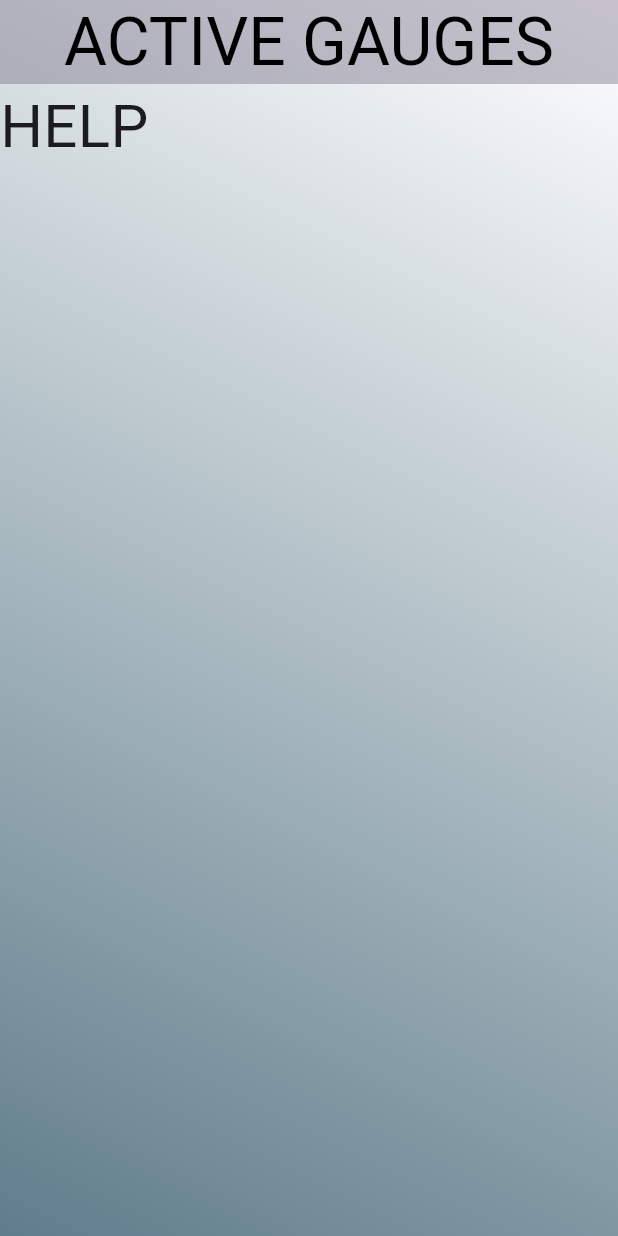
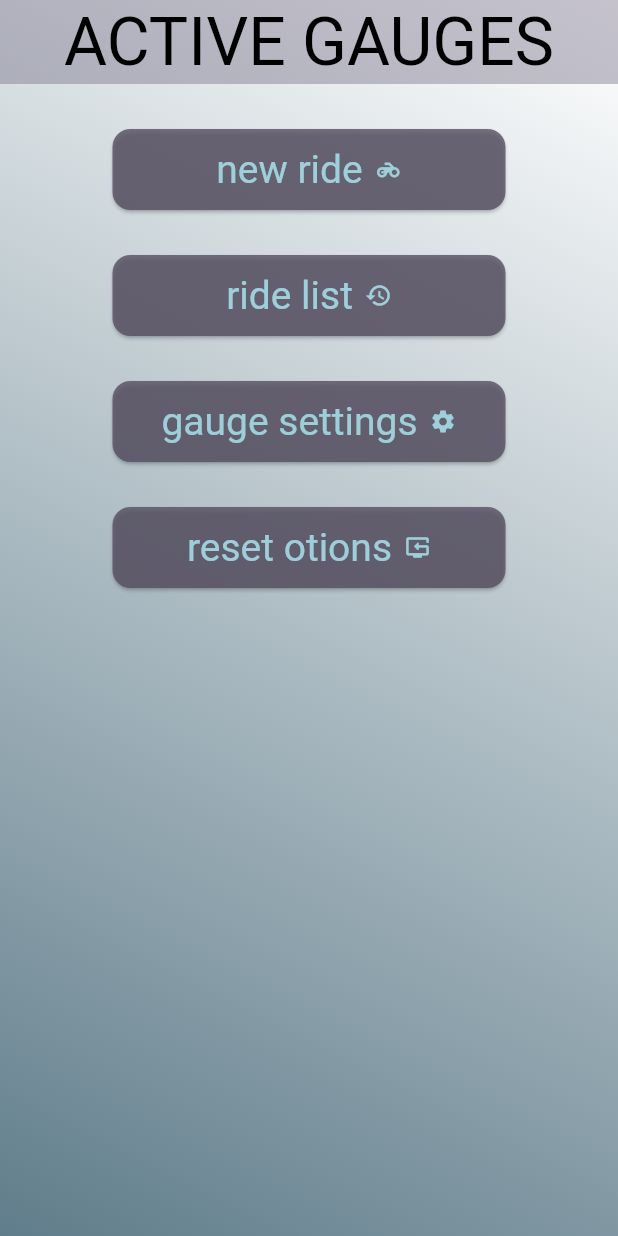
Before and after one commit to ImposterCoder42/Lean-Indicator, a Flutter app: the screen it shows after launch, on a phone screen of 412 x 824 dp. Run offline on Flutter 3.47's test engine with Material 3 defaults, Android fonts, the phone set to English and light mode, and no system bars; Roboto replaces fonts that are missing (Marty); project files that could hold a hidden picture were left out.

Commit message:
new pages + navigation - ride record, history, style, reset options

```diff
--- a/lib/screens/home_page.dart
+++ b/lib/screens/home_page.dart
@@ -1,11 +1,15 @@
 import 'package:flutter/material.dart';
 
 import 'package:active_gauges/themes/shared_decorations.dart';
+import 'package:active_gauges/screens/ride_record_page.dart';
+import 'package:active_gauges/screens/ride_history_page.dart';
+import 'package:active_gauges/screens/gauge_style_page.dart';
+import 'package:active_gauges/screens/gauge_reset_page.dart';
 
 class HomePage extends StatelessWidget {
   const HomePage({super.key});
 
-  void changePage(BuildContext context, Widget page) {
+  void _changePage(BuildContext context, Widget page) {
     Navigator.of(context).push(MaterialPageRoute(builder: (ctx) => page));
   }
 
@@ -21,7 +25,44 @@ class HomePage extends StatelessWidget {
           backgroundColor: Color.fromARGB(80, 111, 111, 111),
           title: Text("ACTIVE GAUGES"),
         ),
-        body: Text("HELP"),
+        body: Center(
+          child: Padding(
+            padding: const EdgeInsets.symmetric(vertical: 0, horizontal: 75),
+            child: ListView(
+              children: [
+                SizedBox(height: 30),
+                ElevatedButton.icon(
+                  onPressed: () => _changePage(context, RideRecordPage()),
+                  icon: Icon(Icons.motorcycle),
+                  style: ButtonStyle(iconAlignment: IconAlignment.end),
+                  label: Text("new ride"),
+                ),
+                SizedBox(height: 30),
+                ElevatedButton.icon(
+                  onPressed: () => _changePage(context, RideHistoryPage()),
+                  icon: Icon(Icons.history),
+                  style: ButtonStyle(iconAlignment: IconAlignment.end),
+                  label: Text("ride list"),
+                ),
+                SizedBox(height: 30),
+                ElevatedButton.icon(
+                  onPressed: () => _changePage(context, GaugeStylePage()),
+                  icon: Icon(Icons.settings),
+                  style: ButtonStyle(iconAlignment: IconAlignment.end),
+                  label: Text("gauge settings"),
+                ),
+                SizedBox(height: 30),
+                ElevatedButton.icon(
+                  onPressed: () => _changePage(context, GaugeResetPage()),
+                  icon: Icon(Icons.reset_tv_rounded),
+                  style: ButtonStyle(iconAlignment: IconAlignment.end),
+                  label: Text("reset otions"),
+                ),
+                SizedBox(height: 30),
+              ],
+            ),
+          ),
+        ),
       ),
     );
   }
```
Also changed, not shown: lib/screens/gauge_reset_page.dart (added, +24 -0 lines), lib/screens/gauge_style_page.dart (added, +24 -0 lines), lib/screens/ride_details_page.dart (added, +24 -0 lines), lib/screens/ride_history_page.dart (added, +24 -0 lines), lib/screens/ride_record_page.dart (added, +24 -0 lines).
